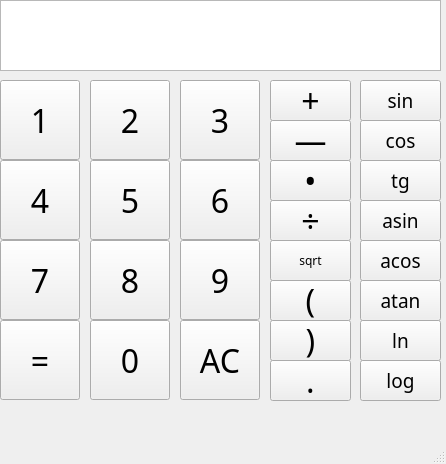
First picture: the form in src/qt/SmartCalc/mainwindow.ui, repository Knew1t/SmartCalc, before the edit.
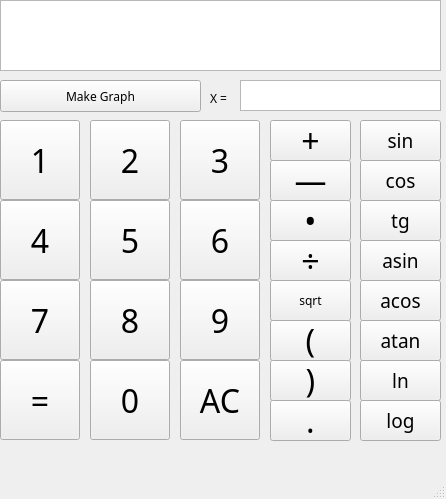
Second picture: the form after the edit.

```diff
--- a/src/qt/SmartCalc/mainwindow.ui
+++ b/src/qt/SmartCalc/mainwindow.ui
@@ -7,7 +7,7 @@
     <x>0</x>
     <y>0</y>
     <width>446</width>
-    <height>464</height>
+    <height>499</height>
    </rect>
   </property>
   <property name="font">
@@ -23,7 +23,7 @@
     <property name="geometry">
      <rect>
       <x>0</x>
-      <y>160</y>
+      <y>200</y>
       <width>80</width>
       <height>80</height>
      </rect>
@@ -42,7 +42,7 @@
     <property name="geometry">
      <rect>
       <x>360</x>
-      <y>240</y>
+      <y>280</y>
       <width>81</width>
       <height>41</height>
      </rect>
@@ -61,7 +61,7 @@
     <property name="geometry">
      <rect>
       <x>180</x>
-      <y>320</y>
+      <y>360</y>
       <width>80</width>
       <height>80</height>
      </rect>
@@ -80,7 +80,7 @@
     <property name="geometry">
      <rect>
       <x>180</x>
-      <y>160</y>
+      <y>200</y>
       <width>80</width>
       <height>80</height>
      </rect>
@@ -99,7 +99,7 @@
     <property name="geometry">
      <rect>
       <x>90</x>
-      <y>80</y>
+      <y>120</y>
       <width>80</width>
       <height>80</height>
      </rect>
@@ -118,7 +118,7 @@
     <property name="geometry">
      <rect>
       <x>360</x>
-      <y>360</y>
+      <y>400</y>
       <width>81</width>
       <height>41</height>
      </rect>
@@ -137,7 +137,7 @@
     <property name="geometry">
      <rect>
       <x>270</x>
-      <y>120</y>
+      <y>160</y>
       <width>81</width>
       <height>41</height>
      </rect>
@@ -156,7 +156,7 @@
     <property name="geometry">
      <rect>
       <x>270</x>
-      <y>280</y>
+      <y>320</y>
       <width>81</width>
       <height>41</height>
      </rect>
@@ -175,7 +175,7 @@
     <property name="geometry">
      <rect>
       <x>360</x>
-      <y>80</y>
+      <y>120</y>
       <width>81</width>
       <height>41</height>
      </rect>
@@ -194,7 +194,7 @@
     <property name="geometry">
      <rect>
       <x>180</x>
-      <y>240</y>
+      <y>280</y>
       <width>80</width>
       <height>80</height>
      </rect>
@@ -223,7 +223,7 @@
     <property name="geometry">
      <rect>
       <x>270</x>
-      <y>200</y>
+      <y>240</y>
       <width>81</width>
       <height>41</height>
      </rect>
@@ -242,7 +242,7 @@
     <property name="geometry">
      <rect>
       <x>90</x>
-      <y>160</y>
+      <y>200</y>
       <width>80</width>
       <height>80</height>
      </rect>
@@ -261,7 +261,7 @@
     <property name="geometry">
      <rect>
       <x>270</x>
-      <y>320</y>
+      <y>360</y>
       <width>81</width>
       <height>41</height>
      </rect>
@@ -280,7 +280,7 @@
     <property name="geometry">
      <rect>
       <x>360</x>
-      <y>120</y>
+      <y>160</y>
       <width>81</width>
       <height>41</height>
      </rect>
@@ -299,7 +299,7 @@
     <property name="geometry">
      <rect>
       <x>360</x>
-      <y>160</y>
+      <y>200</y>
       <width>81</width>
       <height>41</height>
      </rect>
@@ -318,7 +318,7 @@
     <property name="geometry">
      <rect>
       <x>360</x>
-      <y>320</y>
+      <y>360</y>
       <width>81</width>
       <height>41</height>
      </rect>
@@ -337,7 +337,7 @@
     <property name="geometry">
      <rect>
       <x>90</x>
-      <y>320</y>
+      <y>360</y>
       <width>80</width>
       <height>80</height>
      </rect>
@@ -356,7 +356,7 @@
     <property name="geometry">
      <rect>
       <x>0</x>
-      <y>80</y>
+      <y>120</y>
       <width>80</width>
       <height>80</height>
      </rect>
@@ -375,7 +375,7 @@
     <property name="geometry">
      <rect>
       <x>270</x>
-      <y>360</y>
+      <y>400</y>
       <width>81</width>
       <height>41</height>
      </rect>
@@ -394,7 +394,7 @@
     <property name="geometry">
      <rect>
       <x>360</x>
-      <y>280</y>
+      <y>320</y>
       <width>81</width>
       <height>41</height>
      </rect>
@@ -413,7 +413,7 @@
     <property name="geometry">
      <rect>
       <x>180</x>
-      <y>80</y>
+      <y>120</y>
       <width>80</width>
       <height>80</height>
      </rect>
@@ -432,7 +432,7 @@
     <property name="geometry">
      <rect>
       <x>0</x>
-      <y>320</y>
+      <y>360</y>
       <width>80</width>
       <height>80</height>
      </rect>
@@ -451,7 +451,7 @@
     <property name="geometry">
      <rect>
       <x>270</x>
-      <y>240</y>
+      <y>280</y>
       <width>81</width>
       <height>41</height>
      </rect>
@@ -464,7 +464,7 @@
     <property name="geometry">
      <rect>
       <x>270</x>
-      <y>160</y>
+      <y>200</y>
       <width>81</width>
       <height>41</height>
      </rect>
@@ -483,7 +483,7 @@
     <property name="geometry">
      <rect>
       <x>360</x>
-      <y>200</y>
+      <y>240</y>
       <width>81</width>
       <height>41</height>
      </rect>
@@ -502,7 +502,7 @@
     <property name="geometry">
      <rect>
       <x>270</x>
-      <y>80</y>
+      <y>120</y>
       <width>81</width>
       <height>41</height>
      </rect>
@@ -521,7 +521,7 @@
     <property name="geometry">
      <rect>
       <x>90</x>
-      <y>240</y>
+      <y>280</y>
       <width>80</width>
       <height>80</height>
      </rect>
@@ -540,7 +540,7 @@
     <property name="geometry">
      <rect>
       <x>0</x>
-      <y>240</y>
+      <y>280</y>
       <width>80</width>
       <height>80</height>
      </rect>
@@ -555,6 +555,42 @@
      <string>7</string>
     </property>
    </widget>
+   <widget class="QTextEdit" name="textEdit">
+    <property name="geometry">
+     <rect>
+      <x>240</x>
+      <y>80</y>
+      <width>201</width>
+      <height>31</height>
+     </rect>
+    </property>
+   </widget>
+   <widget class="QPushButton" name="pushButton_2">
+    <property name="geometry">
+     <rect>
+      <x>0</x>
+      <y>80</y>
+      <width>201</width>
+      <height>32</height>
+     </rect>
+    </property>
+    <property name="text">
+     <string>Make Graph</string>
+    </property>
+   </widget>
+   <widget class="QLabel" name="label">
+    <property name="geometry">
+     <rect>
+      <x>210</x>
+      <y>90</y>
+      <width>21</width>
+      <height>16</height>
+     </rect>
+    </property>
+    <property name="text">
+     <string>X = </string>
+    </property>
+   </widget>
   </widget>
   <widget class="QMenuBar" name="menubar">
    <property name="geometry">
```
